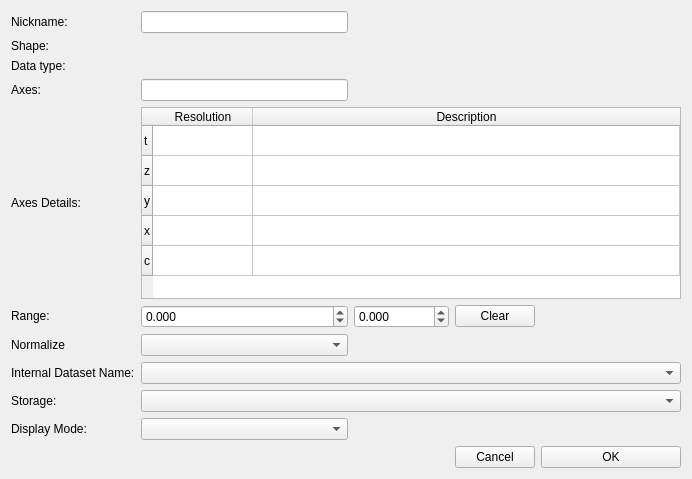
Qt form ilastik/applets/dataSelection/datasetInfoEditorWidget.ui (ilastik/ilastik) before a commit.
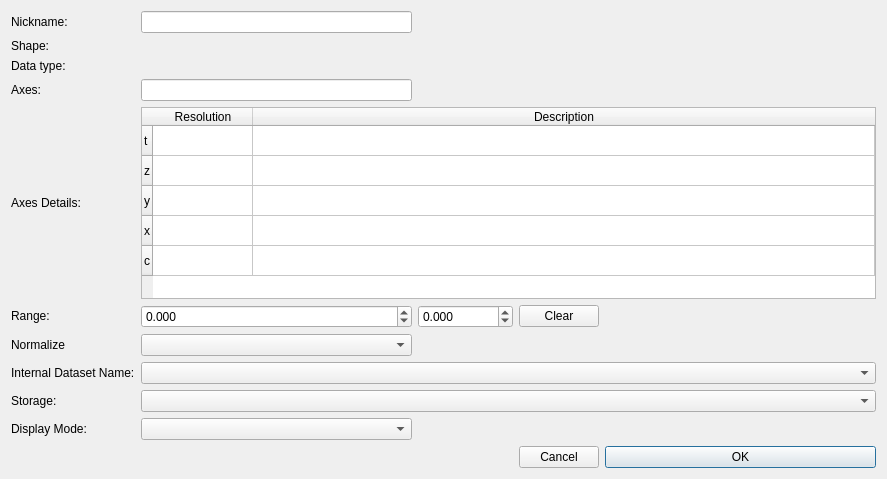
The same form after that commit. Icons and pictures are not drawn. Custom widgets are drawn as their Qt base class.

Commit message: button enable and disable

The edit to the form file:
```diff
--- a/ilastik/applets/dataSelection/datasetInfoEditorWidget.ui
+++ b/ilastik/applets/dataSelection/datasetInfoEditorWidget.ui
@@ -6,7 +6,7 @@
    <rect>
     <x>0</x>
     <y>0</y>
-    <width>692</width>
+    <width>887</width>
     <height>479</height>
    </rect>
   </property>
@@ -424,6 +424,9 @@
        <property name="autoDefault">
         <bool>true</bool>
        </property>
+       <property name="default">
+        <bool>true</bool>
+       </property>
       </widget>
      </item>
     </layout>
```
Left out of the diff: 3 changed lines with no effect on the pictures. The commit also changes 3 other files.
